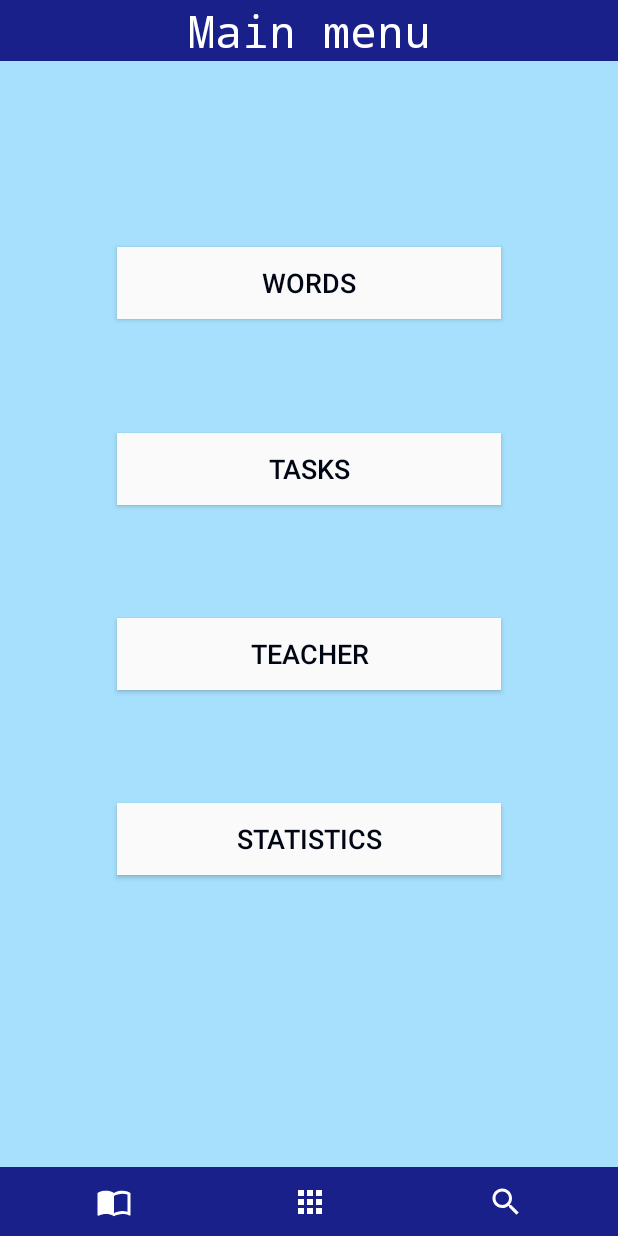
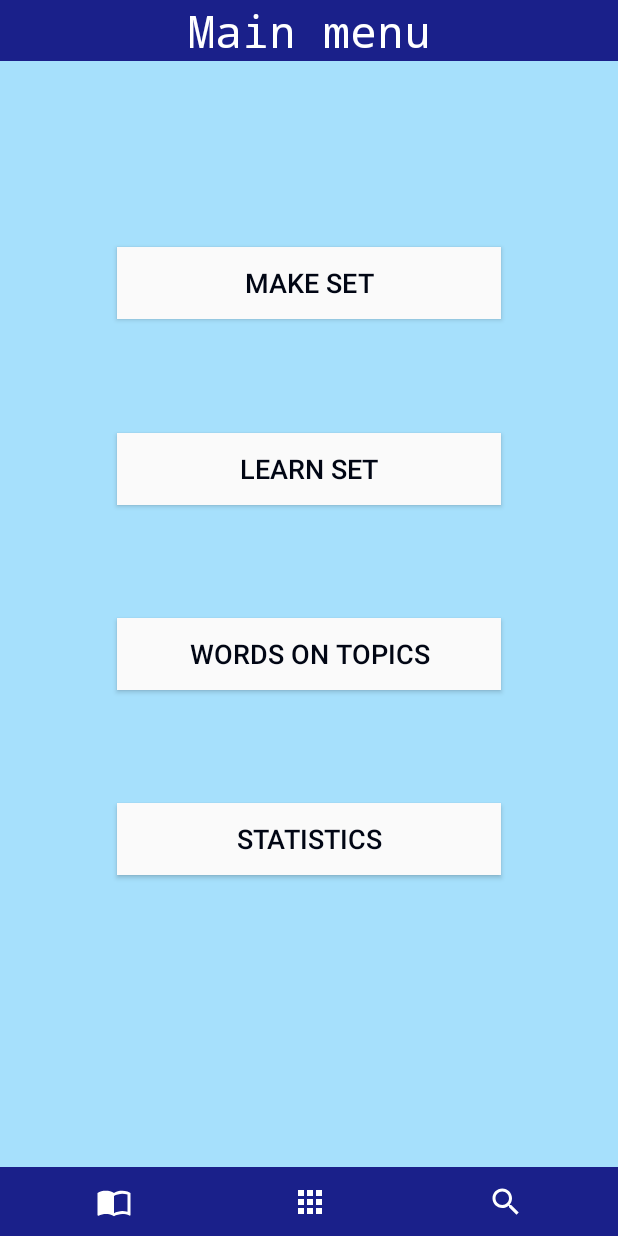
Before and after one commit to Anastasia-98Moiseeva/words-learning, an Android app: the screen it shows after launch (MainApplication), on a phone screen of 412 x 824 dp. Run offline under Robolectric (Android 15) with nearby library versions, the phone set to English and light mode, and no system bars.

Commit message:
change name

```diff
--- a/app/src/main/java/com/example/words_learning/MainFragment.kt
+++ b/app/src/main/java/com/example/words_learning/MainFragment.kt
@@ -33,9 +33,9 @@ class MainFragment : Fragment() {
 
 
     private fun createButtons(layout: View) : View{
-        layout.button1.setText("Words")
-        layout.button2.setText("Tasks")
-        layout.button3.setText("Teacher")
+        layout.button1.setText("Make set")
+        layout.button2.setText("Learn set")
+        layout.button3.setText("Words on topics")
         layout.button4.setText("Statistics")
 
 
```
